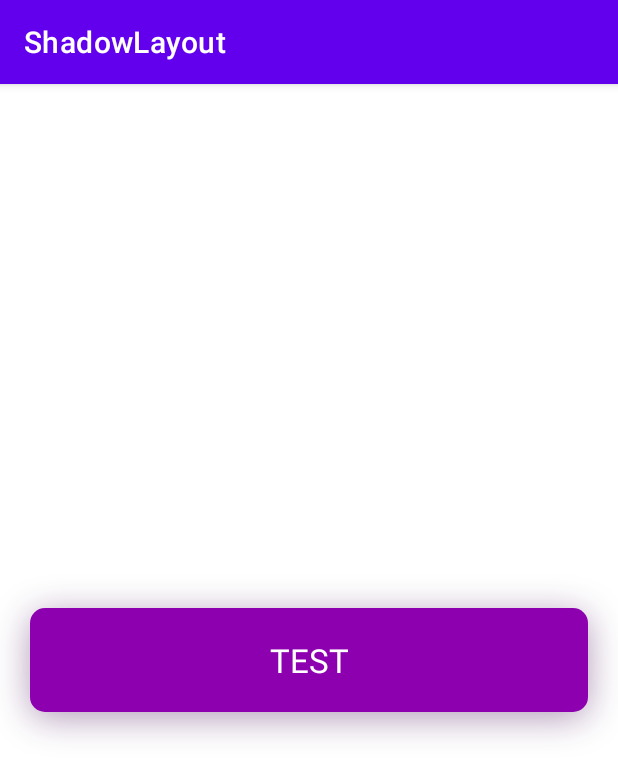
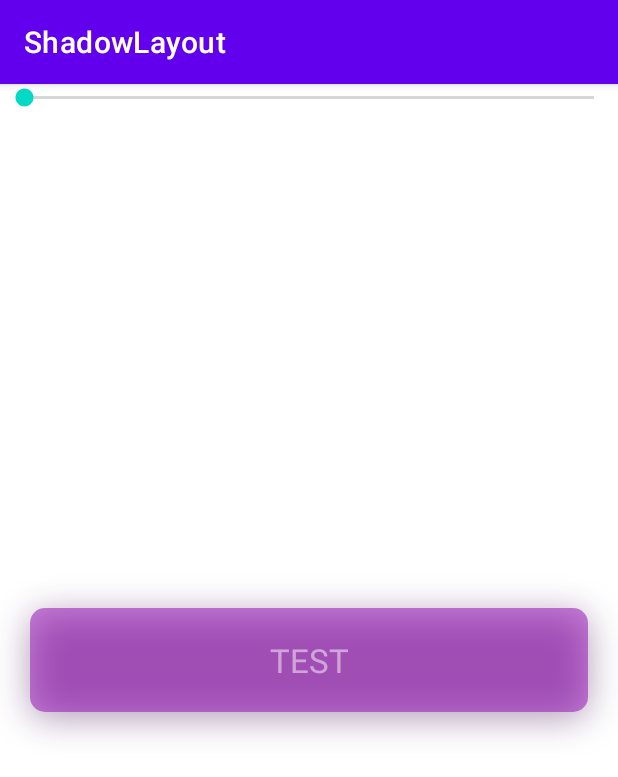
Before and after one commit to sonsation/shadow-layout, an Android app: the screen it shows after launch (MainActivity), on a phone screen of 412 x 824 dp. Shown: the top 777 px of the screen. Run offline under Robolectric (Android 15) with nearby library versions, the phone set to English and light mode, and no system bars.

Commit message:
bug fix:

```diff
--- a/app/src/main/java/com/sonsation/shadowlayout/MainActivity.kt
+++ b/app/src/main/java/com/sonsation/shadowlayout/MainActivity.kt
@@ -2,10 +2,28 @@ package com.sonsation.shadowlayout
 
 import androidx.appcompat.app.AppCompatActivity
 import android.os.Bundle
+import android.widget.SeekBar
+import com.sonsation.library.ShadowLayout
 
 class MainActivity : AppCompatActivity() {
     override fun onCreate(savedInstanceState: Bundle?) {
         super.onCreate(savedInstanceState)
         setContentView(R.layout.activity_main)
+
+        findViewById<SeekBar>(R.id.seek_bar).min = 0
+        findViewById<SeekBar>(R.id.seek_bar).max = 255
+        findViewById<SeekBar>(R.id.seek_bar).setOnSeekBarChangeListener(object: SeekBar.OnSeekBarChangeListener {
+            override fun onProgressChanged(seekBar: SeekBar?, progress: Int, fromUser: Boolean) {
+                findViewById<ShadowLayout>(R.id.shadow_layout).alpha = progress.toFloat()
+            }
+
+            override fun onStartTrackingTouch(seekBar: SeekBar?) {
+
+            }
+
+            override fun onStopTrackingTouch(seekBar: SeekBar?) {
+
+            }
+        })
     }
 }
--- a/app/src/main/res/layout/activity_main.xml
+++ b/app/src/main/res/layout/activity_main.xml
@@ -8,11 +8,12 @@
     tools:context=".MainActivity">
 
     <com.sonsation.library.ShadowLayout
+        android:id="@+id/shadow_layout"
         android:layout_width="match_parent"
         android:layout_height="wrap_content"
         android:layout_marginStart="20dp"
         android:layout_marginEnd="20dp"
-        android:alpha="1.0"
+        android:alpha="0.5"
         app:background_color="#8d00af"
         app:background_radius="10dp"
         app:shadow_array="{20,0,4,#663f004f}"
@@ -33,4 +34,9 @@
 
     </com.sonsation.library.ShadowLayout>
 
+    <SeekBar
+        android:id="@+id/seek_bar"
+        android:layout_width="match_parent"
+        android:layout_height="wrap_content"/>
+
 </androidx.constraintlayout.widget.ConstraintLayout>
--- a/library/src/main/java/com/sonsation/library/ShadowLayout.kt
+++ b/library/src/main/java/com/sonsation/library/ShadowLayout.kt
@@ -4,8 +4,6 @@ import android.content.Context
 import android.graphics.*
 import android.os.Build
 import android.util.AttributeSet
-import android.view.View
-import android.view.ViewGroup
 import android.widget.FrameLayout
 import com.sonsation.library.effet.*
 import com.sonsation.library.utils.ViewHelper
@@ -20,6 +18,7 @@ class ShadowLayout : FrameLayout {
     private val foregroundShadowList by lazy { mutableListOf<Shadow>() }
 
     private var isInit = false
+    private var defaultAlpha = 0f
 
     constructor(context: Context) : super(context)
     constructor(context: Context, attributeSet: AttributeSet) : super(context, attributeSet) {
@@ -49,7 +48,7 @@ class ShadowLayout : FrameLayout {
 
         try {
 
-            val defaultAlpha = a.getFloat(R.styleable.ShadowLayout_android_alpha, 1f)
+            defaultAlpha = a.getFloat(R.styleable.ShadowLayout_android_alpha, 1f)
 
             setBackgroundResource(android.R.color.transparent)
 
@@ -231,7 +230,17 @@ class ShadowLayout : FrameLayout {
 
     override fun onLayout(changed: Boolean, left: Int, top: Int, right: Int, bottom: Int) {
         super.onLayout(changed, left, top, right, bottom)
+
         updatePadding()
+
+        if (defaultAlpha != 0f) {
+
+            for (i in 0 until childCount) {
+                getChildAt(i)?.alpha = defaultAlpha
+            }
+
+            defaultAlpha = 0f
+        }
     }
 
     private fun updatePadding() {
@@ -424,5 +433,11 @@ class ShadowLayout : FrameLayout {
         foregroundShadowList.forEach {
             it.updateAlpha(alpha)
         }
+
+        postInvalidate()
+
+        for (i in 0 until childCount) {
+            getChildAt(i)?.alpha = alpha
+        }
     }
 }
```
